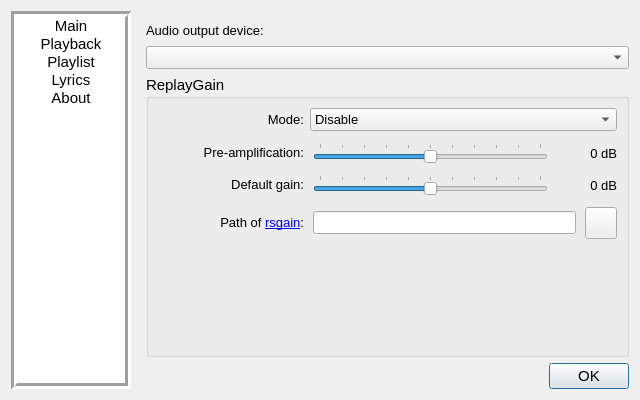
Before: the Qt Designer form source/ui/configwindow/tp_configwindow.ui in ZXfkSIE/ThousandPlayer, drawn with Qt 5.
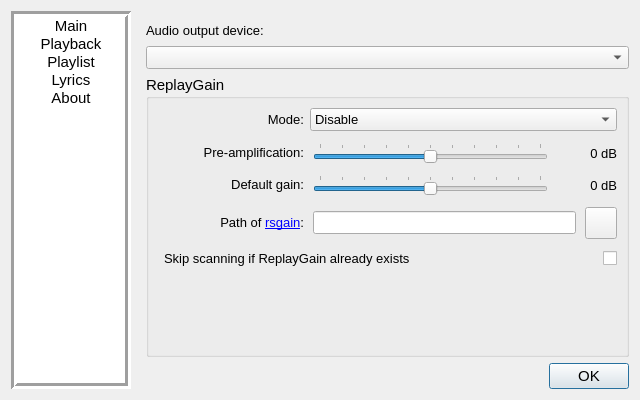
After: the same form once the commit is applied.

```diff
--- a/source/ui/configwindow/tp_configwindow.ui
+++ b/source/ui/configwindow/tp_configwindow.ui
@@ -898,6 +898,48 @@
                </layout>
               </widget>
              </item>
+             <item>
+              <widget class="QWidget" name="container_isExistingReplayGainSkipped" native="true">
+               <layout class="QHBoxLayout" name="horizontalLayout_14">
+                <property name="topMargin">
+                 <number>3</number>
+                </property>
+                <property name="bottomMargin">
+                 <number>3</number>
+                </property>
+                <item>
+                 <widget class="QLabel" name="label_isExistingReplayGainSkipped">
+                  <property name="font">
+                   <font>
+                    <pointsize>10</pointsize>
+                   </font>
+                  </property>
+                  <property name="text">
+                   <string>Skip scanning if ReplayGain already exists</string>
+                  </property>
+                 </widget>
+                </item>
+                <item>
+                 <widget class="QCheckBox" name="checkBox_isExistingReplayGainSkipped">
+                  <property name="sizePolicy">
+                   <sizepolicy hsizetype="Minimum" vsizetype="Fixed">
+                    <horstretch>0</horstretch>
+                    <verstretch>0</verstretch>
+                   </sizepolicy>
+                  </property>
+                  <property name="font">
+                   <font>
+                    <pointsize>10</pointsize>
+                   </font>
+                  </property>
+                  <property name="layoutDirection">
+                   <enum>Qt::RightToLeft</enum>
+                  </property>
+                 </widget>
+                </item>
+               </layout>
+              </widget>
+             </item>
              <item>
               <spacer name="verticalSpacer">
                <property name="orientation">
```
